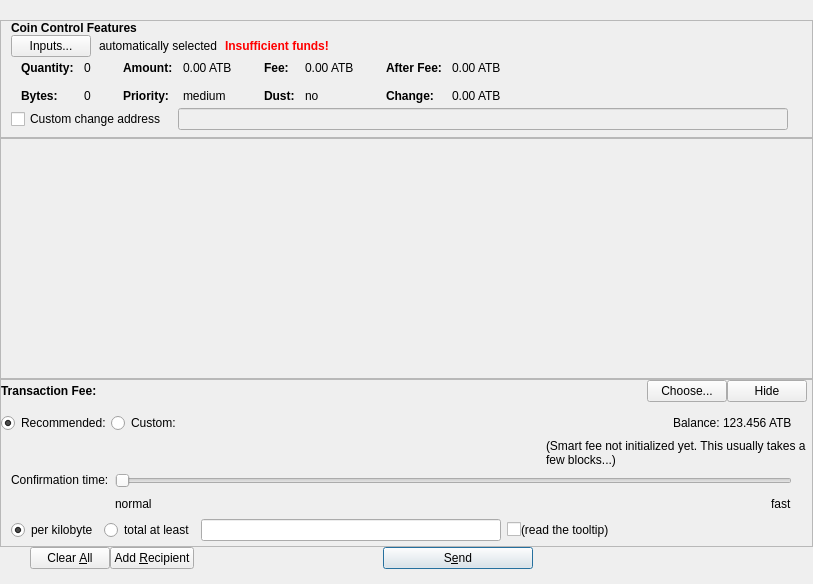
This is src/qt/forms/sendcoinsdialog.ui in odrowonz/atbcoin-insight as Qt 5 draws it before an edit. The edited form follows.
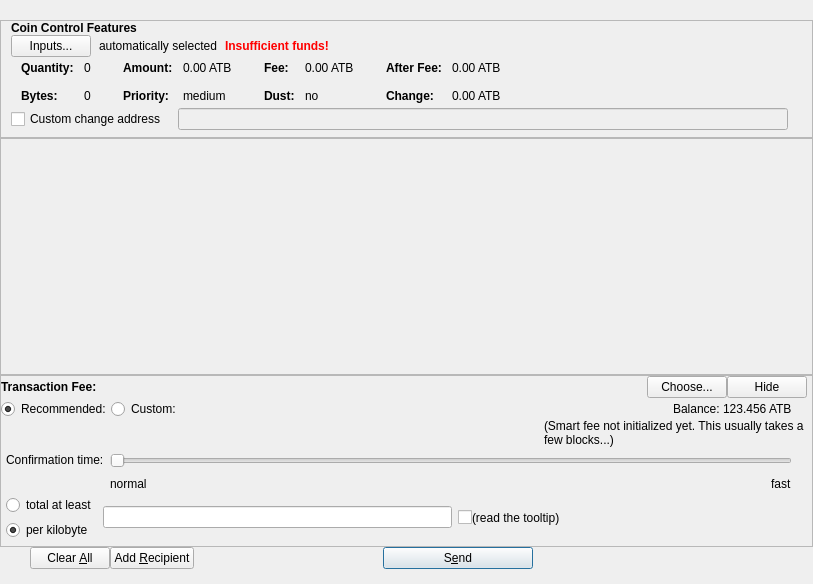
This is the edited form. Icons and pictures are not drawn. Custom widgets are drawn as their Qt base class.

```diff
--- a/src/qt/forms/sendcoinsdialog.ui
+++ b/src/qt/forms/sendcoinsdialog.ui
@@ -638,7 +638,7 @@
         <x>0</x>
         <y>0</y>
         <width>811</width>
-        <height>132</height>
+        <height>118</height>
        </rect>
       </property>
       <layout class="QVBoxLayout" name="verticalLayout_2" stretch="0,0">
@@ -854,16 +854,16 @@
            <item>
             <layout class="QGridLayout" name="gridLayoutFee">
              <property name="topMargin">
-              <number>10</number>
+              <number>0</number>
              </property>
              <property name="bottomMargin">
-              <number>4</number>
+              <number>5</number>
              </property>
              <property name="horizontalSpacing">
-              <number>10</number>
+              <number>5</number>
              </property>
              <property name="verticalSpacing">
-              <number>4</number>
+              <number>0</number>
              </property>
              <item row="2" column="1">
               <layout class="QVBoxLayout" name="verticalLayoutFee8">
@@ -873,21 +873,13 @@
                <item>
                 <layout class="QHBoxLayout" name="horizontalLayoutFee13">
                  <item>
-                  <widget class="QRadioButton" name="radioCustomPerKilobyte">
-                   <property name="toolTip">
-                    <string>If the custom fee is set to 1000 satoshis and the transaction is only 250 bytes, then &quot;per kilobyte&quot; only pays 250 satoshis in fee, while &quot;total at least&quot; pays 1000 satoshis. For transactions bigger than a kilobyte both pay by kilobyte.</string>
+                  <layout class="QVBoxLayout" name="verticalLayout_3">
+                   <property name="spacing">
+                    <number>5</number>
                    </property>
-                   <property name="text">
-                    <string>per kilobyte</string>
+                   <property name="leftMargin">
+                    <number>0</number>
                    </property>
-                   <property name="checked">
-                    <bool>true</bool>
-                   </property>
-                   <attribute name="buttonGroup">
-                    <string notr="true">groupCustomFee</string>
-                   </attribute>
-                  </widget>
-                 </item>
                  <item>
                   <widget class="QRadioButton" name="radioCustomAtLeast">
                    <property name="toolTip">
@@ -902,7 +894,27 @@
                   </widget>
                  </item>
                  <item>
-                  <widget class="BitcoinAmountField" name="customFee"/>
+                    <widget class="QRadioButton" name="radioCustomPerKilobyte">
+                     <property name="toolTip">
+                      <string>If the custom fee is set to 1000 satoshis and the transaction is only 250 bytes, then &quot;per kilobyte&quot; only pays 250 satoshis in fee, while &quot;total at least&quot; pays 1000 satoshis. For transactions bigger than a kilobyte both pay by kilobyte.</string>
+                     </property>
+                     <property name="text">
+                      <string>per kilobyte</string>
+                     </property>
+                     <property name="checked">
+                      <bool>true</bool>
+                     </property>
+                     <attribute name="buttonGroup">
+                      <string notr="true">groupCustomFee</string>
+                     </attribute>
+                    </widget>
+                   </item>
+                  </layout>
+                 </item>
+                 <item>
+                  <widget class="BitcoinAmountField" name="customFee">
+                   <zorder>radioCustomAtLeast</zorder>
+                  </widget>
                  </item>
                  <item>
                   <layout class="QHBoxLayout" name="horizontalLayoutFee8">
@@ -969,7 +981,7 @@
                 <number>6</number>
                </property>
                <property name="topMargin">
-                <number>2</number>
+                <number>0</number>
                </property>
                <item>
                 <layout class="QHBoxLayout" name="horizontalLayoutFee12">
```
Left out of the diff: 2 changed lines with no effect on the pictures. Lines whose indentation alone changed are shown as unchanged.
